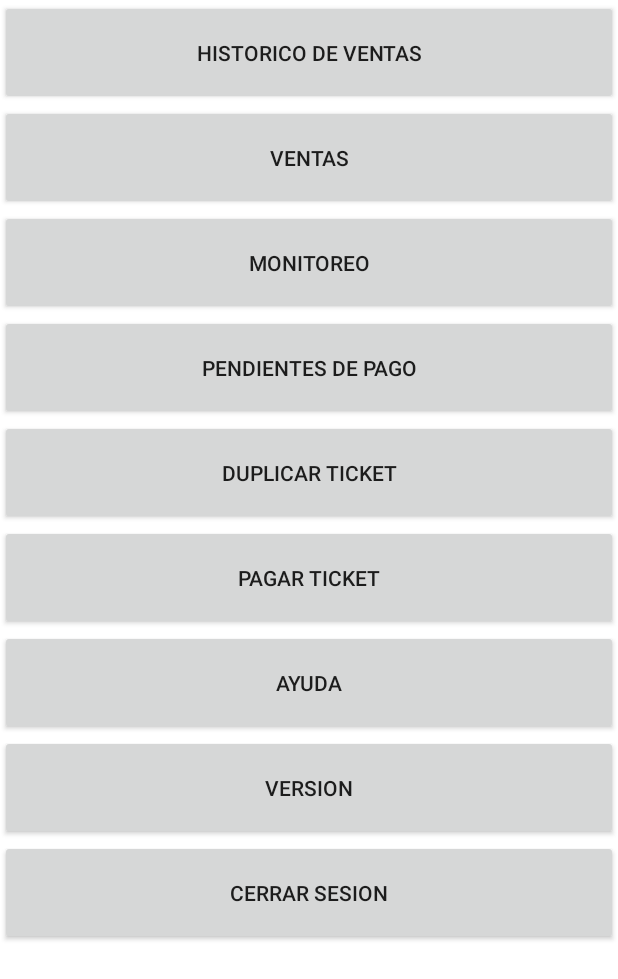
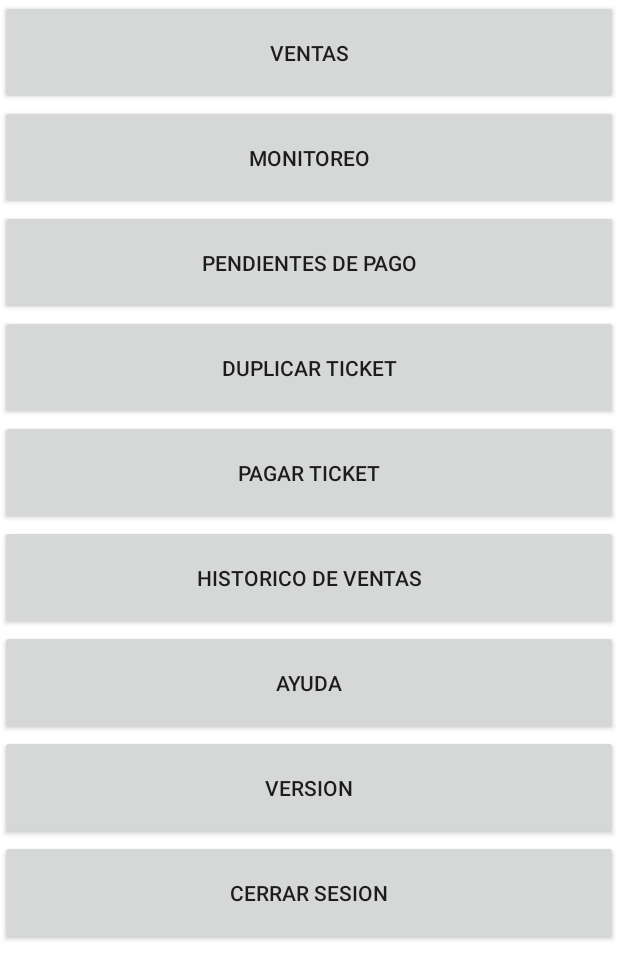
Before and after one commit to jeancc29/loteapp, an Android app: the fragment MenuFragment shown on its own in the app's theme, on a phone screen of 412 x 824 dp. Shown: the top 979 px of the screen. Run offline under Robolectric (Android 15) with nearby library versions, the phone set to English and light mode, and no system bars; our stand-ins replace Volley; network calls fail.

Commit message:
Se puso el boton historico debajo de registrar premios

```diff
--- a/app/build.gradle
+++ b/app/build.gradle
@@ -7,8 +7,8 @@ android {
 //        applicationId "com.example.jean2.creta"
         minSdkVersion 21
         targetSdkVersion 28
-        versionCode 32
-        versionName "1.27"
+        versionCode 33
+        versionName "1.28"
         testInstrumentationRunner "android.support.test.runner.AndroidJUnitRunner"
     }
     buildTypes {
--- a/app/src/main/java/com/example/jean2/creta/MenuFragment.java
+++ b/app/src/main/java/com/example/jean2/creta/MenuFragment.java
@@ -39,6 +39,7 @@ public class MenuFragment extends Fragment implements DuplicarDialog.DuplicarDia
 
     Button btnRegistrarPremios;
     Button btnMonitoreo;
+    Button btnHistoricoVentasAdministrador;
     Button btnHistoricoVentas;
     Button btnVentas;
     Button btnPagar;
@@ -82,18 +83,26 @@ public class MenuFragment extends Fragment implements DuplicarDialog.DuplicarDia
             }
         });
 
+        btnHistoricoVentasAdministrador = (Button)view.findViewById(R.id.btnHistoricoVentasAdministrador);
         btnHistoricoVentas = (Button)view.findViewById(R.id.btnHistoricoVentas);
+        if(Utilidades.getAdministrador(mContext) == false){
+            btnHistoricoVentas.setVisibility(View.VISIBLE);
+            btnHistoricoVentasAdministrador.setVisibility(View.GONE);
+        }else{
+            btnHistoricoVentas.setVisibility(View.GONE);
+            btnHistoricoVentasAdministrador.setVisibility(View.VISIBLE);
+        }
+        btnHistoricoVentasAdministrador.setOnClickListener(new View.OnClickListener() {
+            @Override
+            public void onClick(View view) {
+                Intent intent = new Intent(getContext(), Historico.class);
+                startActivity(intent);
+            }
+        });
         btnHistoricoVentas.setOnClickListener(new View.OnClickListener() {
             @Override
             public void onClick(View view) {
-                Intent intent;
-//                Intent intent = new Intent(getContext(), HistoricoVentasActivity.class);
-                if(Utilidades.getAdministrador(mContext) == false){
-                    intent = new Intent(getContext(), HistoricoVentasActivity.class);
-                }else{
-                    intent = new Intent(getContext(), Historico.class);
-                }
-
+                Intent intent = new Intent(getContext(), HistoricoVentasActivity.class);
                 startActivity(intent);
             }
         });
--- a/app/src/main/res/layout/fragment_menu.xml
+++ b/app/src/main/res/layout/fragment_menu.xml
@@ -24,7 +24,7 @@
             android:paddingTop="25dp"/>
 
             <Button
-                android:id="@+id/btnHistoricoVentas"
+                android:id="@+id/btnHistoricoVentasAdministrador"
                 android:layout_width="match_parent"
                 android:layout_height="wrap_content"
                 android:text="Historico de ventas"
@@ -68,6 +68,14 @@
             android:paddingBottom="25dp"
             android:paddingTop="25dp"/>
 
+            <Button
+                android:id="@+id/btnHistoricoVentas"
+                android:layout_width="match_parent"
+                android:layout_height="wrap_content"
+                android:text="Historico de ventas"
+                android:paddingBottom="25dp"
+                android:paddingTop="25dp"/>
+
         <Button
         android:id="@+id/btnAyuda"
         android:layout_width="match_parent"
```
